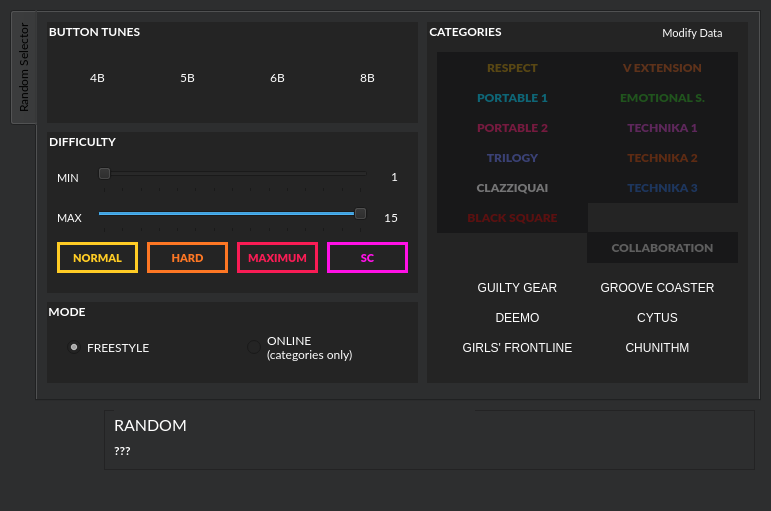
Above: selector_ui.ui from wowvv0w/djmax-random-selector before the change. Below: the same form after it.
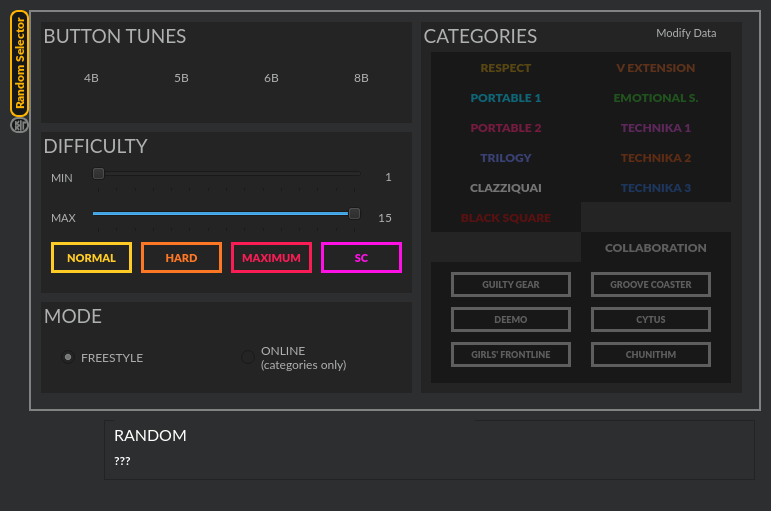
That is the form after the change. Icons and pictures are not drawn.

```diff
--- a/selector_ui.ui
+++ b/selector_ui.ui
@@ -40,28 +40,51 @@
       <x>10</x>
       <y>10</y>
       <width>751</width>
-      <height>391</height>
+      <height>401</height>
      </rect>
     </property>
     <property name="font">
      <font>
-      <family>Lato</family>
-      <weight>50</weight>
-      <bold>false</bold>
+      <family>Lato Black</family>
+      <weight>75</weight>
+      <bold>true</bold>
      </font>
     </property>
     <property name="styleSheet">
-     <string notr="true">background:#2d2e2f</string>
+     <string notr="true">QTabWidget::pane { /* The tab widget frame */
+    border: 2px solid #818282;
+}
+
+QTabBar::tab {
+    background: #161717;
+    border: 2px solid #818282;
+    border-bottom-color: #818282;
+	color: #818282;
+    border-top-left-radius: 8px;
+	border-bottom-left-radius: 8px;
+    border-top-right-radius: 8px;
+	border-bottom-right-radius: 8px;
+    
+}
+
+QTabBar::tab:selected {
+    border-color: #ffb400;
+    border-bottom-color: #ffb400;
+	color:#ffb400;
+}</string>
     </property>
     <property name="tabPosition">
      <enum>QTabWidget::West</enum>
     </property>
+    <property name="tabShape">
+     <enum>QTabWidget::Rounded</enum>
+    </property>
     <property name="currentIndex">
      <number>0</number>
     </property>
     <widget class="QWidget" name="filter_tab">
      <attribute name="title">
-      <string>Random Selector</string>
+      <string>  Random Selector  </string>
      </attribute>
      <widget class="QGroupBox" name="sr_groupbox">
       <property name="geometry">
@@ -69,14 +92,15 @@
         <x>390</x>
         <y>10</y>
         <width>321</width>
-        <height>361</height>
+        <height>371</height>
        </rect>
       </property>
       <property name="font">
        <font>
         <family>Lato</family>
-        <weight>75</weight>
-        <bold>true</bold>
+        <pointsize>14</pointsize>
+        <weight>50</weight>
+        <bold>false</bold>
        </font>
       </property>
       <property name="focusPolicy">
@@ -87,7 +111,7 @@
       </property>
       <property name="styleSheet">
        <string notr="true">background: #242424;
-color: #ffffff;
+color: #afb0b0;
 border: #00000000</string>
       </property>
       <property name="title">
@@ -104,8 +128,8 @@
         <rect>
          <x>10</x>
          <y>30</y>
-         <width>151</width>
-         <height>31</height>
+         <width>150</width>
+         <height>30</height>
         </rect>
        </property>
        <property name="font">
@@ -150,8 +174,8 @@
         <rect>
          <x>10</x>
          <y>60</y>
-         <width>151</width>
-         <height>31</height>
+         <width>150</width>
+         <height>30</height>
         </rect>
        </property>
        <property name="font">
@@ -187,8 +211,8 @@
         <rect>
          <x>10</x>
          <y>90</y>
-         <width>151</width>
-         <height>31</height>
+         <width>150</width>
+         <height>30</height>
         </rect>
        </property>
        <property name="font">
@@ -224,8 +248,8 @@
         <rect>
          <x>10</x>
          <y>120</y>
-         <width>151</width>
-         <height>31</height>
+         <width>150</width>
+         <height>30</height>
         </rect>
        </property>
        <property name="font">
@@ -261,8 +285,8 @@
         <rect>
          <x>10</x>
          <y>150</y>
-         <width>151</width>
-         <height>31</height>
+         <width>150</width>
+         <height>30</height>
         </rect>
        </property>
        <property name="font">
@@ -298,8 +322,8 @@
         <rect>
          <x>10</x>
          <y>180</y>
-         <width>151</width>
-         <height>31</height>
+         <width>150</width>
+         <height>30</height>
         </rect>
        </property>
        <property name="font">
@@ -335,8 +359,8 @@
         <rect>
          <x>160</x>
          <y>30</y>
-         <width>151</width>
-         <height>31</height>
+         <width>150</width>
+         <height>30</height>
         </rect>
        </property>
        <property name="font">
@@ -372,8 +396,8 @@
         <rect>
          <x>160</x>
          <y>60</y>
-         <width>151</width>
-         <height>31</height>
+         <width>150</width>
+         <height>30</height>
         </rect>
        </property>
        <property name="font">
@@ -409,8 +433,8 @@
         <rect>
          <x>160</x>
          <y>90</y>
-         <width>151</width>
-         <height>31</height>
+         <width>150</width>
+         <height>30</height>
         </rect>
        </property>
        <property name="font">
@@ -446,8 +470,8 @@
         <rect>
          <x>160</x>
          <y>120</y>
-         <width>151</width>
-         <height>31</height>
+         <width>150</width>
+         <height>30</height>
         </rect>
        </property>
        <property name="font">
@@ -483,8 +507,8 @@
         <rect>
          <x>160</x>
          <y>150</y>
-         <width>151</width>
-         <height>31</height>
+         <width>150</width>
+         <height>30</height>
         </rect>
        </property>
        <property name="font">
@@ -519,9 +543,9 @@
        <property name="geometry">
         <rect>
          <x>10</x>
-         <y>220</y>
-         <width>301</width>
-         <height>131</height>
+         <y>240</y>
+         <width>300</width>
+         <height>121</height>
         </rect>
        </property>
        <property name="font">
@@ -532,6 +556,9 @@
          <bold>false</bold>
         </font>
        </property>
+       <property name="styleSheet">
+        <string notr="true">background: #181819;</string>
+       </property>
        <property name="frameShape">
         <enum>QFrame::StyledPanel</enum>
        </property>
@@ -541,12 +568,33 @@
        <widget class="QPushButton" name="cb_gg">
         <property name="geometry">
          <rect>
-          <x>10</x>
-          <y>30</y>
-          <width>141</width>
-          <height>31</height>
+          <x>20</x>
+          <y>10</y>
+          <width>120</width>
+          <height>25</height>
          </rect>
         </property>
+        <property name="font">
+         <font>
+          <family>Lato Black</family>
+          <pointsize>7</pointsize>
+          <weight>75</weight>
+          <bold>true</bold>
+         </font>
+        </property>
+        <property name="styleSheet">
+         <string notr="true">QPushButton {
+    border: 3px solid #5e5e5e;
+	color: #5e5e5e;
+    background-color: #00000000;
+}
+
+QPushButton:checked {
+	border-color: #d83e0e;
+ 	color: #d83e0e;
+    background-color: #181819;
+}</string>
+        </property>
         <property name="text">
          <string>GUILTY GEAR</string>
         </property>
@@ -560,12 +608,33 @@
        <widget class="QPushButton" name="cb_gc">
         <property name="geometry">
          <rect>
-          <x>150</x>
-          <y>30</y>
-          <width>141</width>
-          <height>31</height>
+          <x>160</x>
+          <y>10</y>
+          <width>120</width>
+          <height>25</height>
          </rect>
         </property>
+        <property name="font">
+         <font>
+          <family>Lato Black</family>
+          <pointsize>7</pointsize>
+          <weight>75</weight>
+          <bold>true</bold>
+         </font>
+        </property>
+        <property name="styleSheet">
+         <string notr="true">QPushButton {
+    border: 3px solid #5e5e5e;
+	color: #5e5e5e;
+    background-color: #00000000;
+}
+
+QPushButton:checked {
+	border-color: #51eefe;
+ 	color: #51eefe;
+    background-color: #181819;
+}</string>
+        </property>
         <property name="text">
          <string>GROOVE COASTER</string>
         </property>
@@ -579,12 +648,33 @@
        <widget class="QPushButton" name="cb_chu">
         <property name="geometry">
          <rect>
-          <x>150</x>
-          <y>90</y>
-          <width>141</width>
-          <height>31</height>
+          <x>160</x>
+          <y>80</y>
+          <width>120</width>
+          <height>25</height>
          </rect>
         </property>
+        <property name="font">
+         <font>
+          <family>Lato Black</family>
+          <pointsize>7</pointsize>
+          <weight>75</weight>
+          <bold>true</bold>
+         </font>
+        </property>
+        <property name="styleSheet">
+         <string notr="true">QPushButton {
+    border: 3px solid #5e5e5e;
+	color: #5e5e5e;
+    background-color: #00000000;
+}
+
+QPushButton:checked {
+	border-color: #ffd700;
+ 	color: #ffd700;
+    background-color: #181819;
+}</string>
+        </property>
         <property name="text">
          <string>CHUNITHM</string>
         </property>
@@ -598,12 +688,33 @@
        <widget class="QPushButton" name="cb_dm">
         <property name="geometry">
          <rect>
-          <x>10</x>
-          <y>60</y>
-          <width>141</width>
-          <height>31</height>
+          <x>20</x>
+          <y>45</y>
+          <width>120</width>
+          <height>25</height>
          </rect>
         </property>
+        <property name="font">
+         <font>
+          <family>Lato Black</family>
+          <pointsize>7</pointsize>
+          <weight>75</weight>
+          <bold>true</bold>
+         </font>
+        </property>
+        <property name="styleSheet">
+         <string notr="true">QPushButton {
+    border: 3px solid #5e5e5e;
+	color: #5e5e5e;
+    background-color: #00000000;
+}
+
+QPushButton:checked {
+	border-color: #99e5d8;
+ 	color: #99e5d8;
+    background-color: #181819;
+}</string>
+        </property>
         <property name="text">
          <string>DEEMO</string>
         </property>
@@ -617,12 +728,33 @@
        <widget class="QPushButton" name="cb_cy">
         <property name="geometry">
          <rect>
-          <x>150</x>
-          <y>60</y>
-          <width>141</width>
-          <height>31</height>
+          <x>160</x>
+          <y>45</y>
+          <width>120</width>
+          <height>25</height>
          </rect>
         </property>
+        <property name="font">
+         <font>
+          <family>Lato Black</family>
+          <pointsize>7</pointsize>
+          <weight>75</weight>
+          <bold>true</bold>
+         </font>
+        </property>
+        <property name="styleSheet">
+         <string notr="true">QPushButton {
+    border: 3px solid #5e5e5e;
+	color: #5e5e5e;
+    background-color: #00000000;
+}
+
+QPushButton:checked {
+	border-color: #ee1538;
+ 	color: #ee1538;
+    background-color: #181819;
+}</string>
+        </property>
         <property name="text">
          <string>CYTUS</string>
         </property>
@@ -636,12 +768,33 @@
        <widget class="QPushButton" name="cb_gf">
         <property name="geometry">
          <rect>
-          <x>10</x>
-          <y>90</y>
-          <width>141</width>
-          <height>31</height>
+          <x>20</x>
+          <y>80</y>
+          <width>120</width>
+          <height>25</height>
          </rect>
         </property>
+        <property name="font">
+         <font>
+          <family>Lato Black</family>
+          <pointsize>7</pointsize>
+          <weight>75</weight>
+          <bold>true</bold>
+         </font>
+        </property>
+        <property name="styleSheet">
+         <string notr="true">QPushButton {
+    border: 3px solid #5e5e5e;
+	color: #5e5e5e;
+    background-color: #00000000;
+}
+
+QPushButton:checked {
+	border-color: #fdb426;
+ 	color: #fdb426;
+    background-color: #181819;
+}</string>
+        </property>
         <property name="text">
          <string>GIRLS' FRONTLINE</string>
         </property>
@@ -664,8 +817,8 @@
         <rect>
          <x>160</x>
          <y>210</y>
-         <width>151</width>
-         <height>31</height>
+         <width>150</width>
+         <height>30</height>
         </rect>
        </property>
        <property name="font">
@@ -744,13 +897,14 @@
       <property name="font">
        <font>
         <family>Lato</family>
-        <weight>75</weight>
-        <bold>true</bold>
+        <pointsize>14</pointsize>
+        <weight>50</weight>
+        <bold>false</bold>
        </font>
       </property>
       <property name="styleSheet">
        <string notr="true">background: #242424;
-color: #ffffff;
+color: #afb0b0;
 border: #00000000</string>
       </property>
       <property name="title">
@@ -772,9 +926,6 @@
          <bold>false</bold>
         </font>
        </property>
-       <property name="styleSheet">
-        <string notr="true">image: url(images/4BMX.png);</string>
-       </property>
        <property name="text">
         <string>4B</string>
        </property>
@@ -876,13 +1027,14 @@
       <property name="font">
        <font>
         <family>Lato</family>
-        <weight>75</weight>
-        <bold>true</bold>
+        <pointsize>14</pointsize>
+        <weight>50</weight>
+        <bold>false</bold>
        </font>
       </property>
       <property name="styleSheet">
        <string notr="true">background: #242424;
-color: #ffffff;
+color: #afb0b0;
 border: #00000000</string>
       </property>
       <property name="title">
@@ -1081,7 +1233,7 @@
 
 QPushButton:checked {
 	border-color: #ffcc25;
- 	color: #ffffff;
+ 	color: #242424;
     background-color: #ffcc25;
 }</string>
        </property>
@@ -1121,7 +1273,7 @@
 
 QPushButton:checked {
 	border-color: #fe7724;
- 	color: #ffffff;
+ 	color: #242424;
     background-color: #fe7724;
 }</string>
        </property>
@@ -1161,7 +1313,7 @@
 
 QPushButton:checked {
 	border-color: #f91c55;
- 	color: #ffffff;
+ 	color: #242424;
     background-color: #f91c55;
 }</string>
        </property>
@@ -1201,7 +1353,7 @@
 
 QPushButton:checked {
 	border-color: #ff11e6;
- 	color: #ffffff;
+ 	color: #242424;
     background-color: #ff11e6;
 }</string>
        </property>
@@ -1222,19 +1374,20 @@
         <x>10</x>
         <y>290</y>
         <width>371</width>
-        <height>81</height>
+        <height>91</height>
        </rect>
       </property>
       <property name="font">
        <font>
         <family>Lato</family>
-        <weight>75</weight>
-        <bold>true</bold>
+        <pointsize>14</pointsize>
+        <weight>50</weight>
+        <bold>false</bold>
        </font>
       </property>
       <property name="styleSheet">
        <string notr="true">background: #242424;
-color: #ffffff;
+color: #afb0b0;
 border:#00000000</string>
       </property>
       <property name="title">
@@ -1244,7 +1397,7 @@
        <property name="geometry">
         <rect>
          <x>20</x>
-         <y>20</y>
+         <y>30</y>
          <width>151</width>
          <height>51</height>
         </rect>
@@ -1267,7 +1420,7 @@
        <property name="geometry">
         <rect>
          <x>200</x>
-         <y>20</y>
+         <y>30</y>
          <width>151</width>
          <height>51</height>
         </rect>
@@ -1287,12 +1440,30 @@
       </widget>
      </widget>
     </widget>
+    <widget class="QWidget" name="tab">
+     <attribute name="title">
+      <string>쪽</string>
+     </attribute>
+     <widget class="QLabel" name="label_4">
+      <property name="geometry">
+       <rect>
+        <x>330</x>
+        <y>210</y>
+        <width>64</width>
+        <height>15</height>
+       </rect>
+      </property>
+      <property name="text">
+       <string>TextLabel</string>
+      </property>
+     </widget>
+    </widget>
    </widget>
    <widget class="QFrame" name="frame_2">
     <property name="geometry">
      <rect>
       <x>104</x>
-      <y>410</y>
+      <y>420</y>
       <width>651</width>
       <height>60</height>
      </rect>
@@ -1366,7 +1537,7 @@
     <property name="geometry">
      <rect>
       <x>40</x>
-      <y>410</y>
+      <y>420</y>
       <width>60</width>
       <height>60</height>
      </rect>
```
